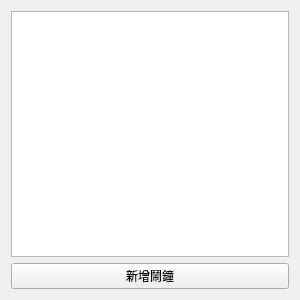
Old version of the form UI/main.ui in the repository Spl6026/randomGestureAlarmClock.
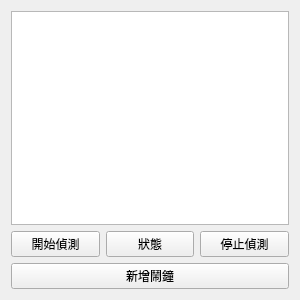
New version of the form.

The edit to the form file:
```diff
--- a/UI/main.ui
+++ b/UI/main.ui
@@ -11,23 +11,48 @@
    </rect>
   </property>
   <property name="windowTitle">
-   <string>鬧鐘程式</string>
+   <string>翰寶王柏盛十分-隨機手勢鬧鐘</string>
   </property>
-  <layout class="QVBoxLayout" name="verticalLayout">
-   <item>
+  <layout class="QGridLayout" name="gridLayout">
+   <item row="0" column="0">
     <widget class="QListWidget" name="alarmList">
      <property name="enabled">
       <bool>true</bool>
      </property>
     </widget>
    </item>
-   <item>
+   <item row="2" column="0">
     <widget class="QPushButton" name="addButton">
      <property name="text">
       <string>新增鬧鐘</string>
      </property>
     </widget>
    </item>
+   <item row="1" column="0">
+    <layout class="QHBoxLayout" name="Detected">
+     <item>
+      <widget class="QPushButton" name="startButton">
+       <property name="text">
+        <string>開始偵測</string>
+       </property>
+      </widget>
+     </item>
+     <item>
+      <widget class="QPushButton" name="statusButton">
+       <property name="text">
+        <string>狀態</string>
+       </property>
+      </widget>
+     </item>
+     <item>
+      <widget class="QPushButton" name="stopButton">
+       <property name="text">
+        <string>停止偵測</string>
+       </property>
+      </widget>
+     </item>
+    </layout>
+   </item>
   </layout>
  </widget>
  <resources/>
```
